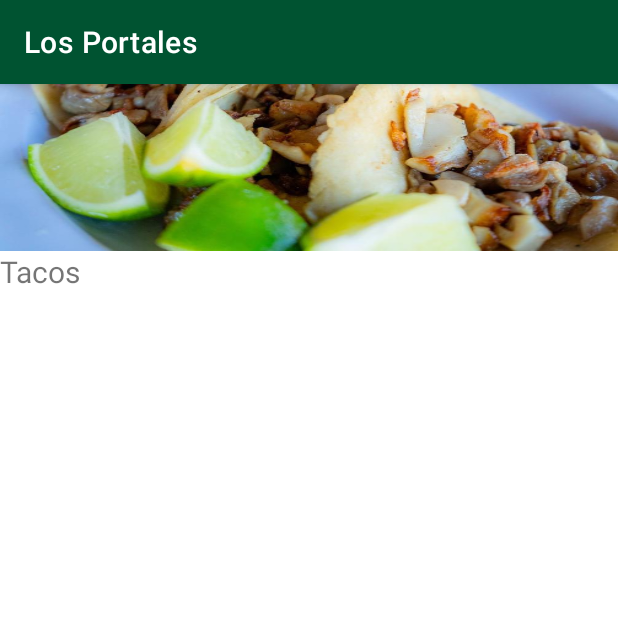
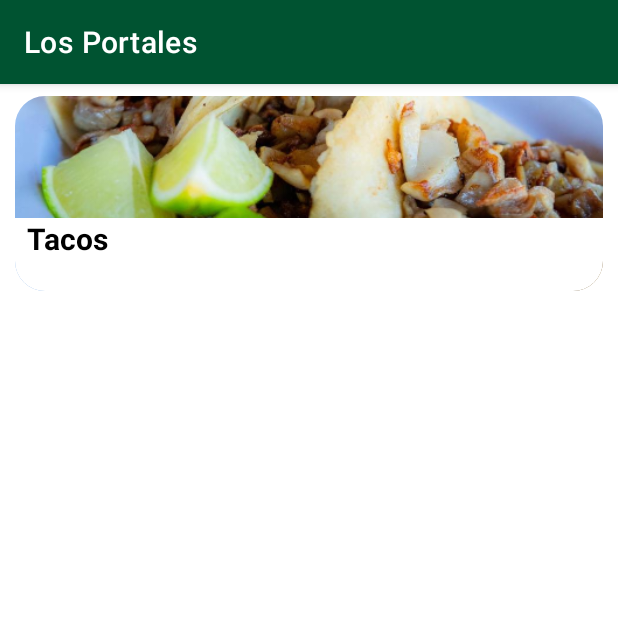
Before and after one commit to NoAndreaGF/ExamenU2_Equipo1, an Android app: the Categoria_view screen opened directly, with no data from a screen before it, on a phone screen of 412 x 824 dp, the top half of it. Run offline under Robolectric (Android 15) with nearby library versions, the phone set to English and light mode, and no system bars.

Commit message:
Actualización

```diff
--- a/app/src/main/java/equipo1/losportales/Categoria.kt
+++ b/app/src/main/java/equipo1/losportales/Categoria.kt
@@ -1,5 +1,5 @@
 package equipo1.losportales
 
-data class Categoria ( var nombre: Int,
+data class Categoria ( var nombre: String,
                        var imagen: Int,
-                       var descripcion: Int )
+                       var descripcion: String )
--- a/app/src/main/java/equipo1/losportales/MainActivity.kt
+++ b/app/src/main/java/equipo1/losportales/MainActivity.kt
@@ -3,16 +3,18 @@ package equipo1.losportales
 import android.content.Intent
 import androidx.appcompat.app.AppCompatActivity
 import android.os.Bundle
+import android.view.Window
 import android.widget.Button
 import androidx.appcompat.view.menu.MenuView
 
 class MainActivity : AppCompatActivity() {
     override fun onCreate(savedInstanceState: Bundle?) {
         super.onCreate(savedInstanceState)
+        supportRequestWindowFeature(Window.FEATURE_NO_TITLE)
         setContentView(R.layout.activity_main)
         var btn :Button = findViewById(R.id.botonE)
         btn.setOnClickListener{
-            var intent: Intent = Intent(this, ProductosActivity::class.java)
+            var intent: Intent = Intent(this, CategoriasActivity::class.java)
             startActivity(intent)
         }
     }
--- /dev/null
+++ b/app/src/main/res/drawable-ldpi/redondea.xml
@@ -0,0 +1,10 @@
+<selector xmlns:android="http://schemas.android.com/apk/res/android">
+    <item>
+        <shape android:shape="rectangle">
+            <solid android:color="@color/white"/>
+            <corners
+                android:bottomLeftRadius="20dp"
+                android:bottomRightRadius="20dp"/>
+        </shape>
+    </item>
+</selector>
--- a/app/src/main/res/layout/activity_categoria_view.xml
+++ b/app/src/main/res/layout/activity_categoria_view.xml
@@ -1,36 +1,50 @@
 <?xml version="1.0" encoding="utf-8"?>
-<LinearLayout xmlns:android="http://schemas.android.com/apk/res/android"
+<RelativeLayout xmlns:android="http://schemas.android.com/apk/res/android"
+    xmlns:app="http://schemas.android.com/apk/res-auto"
     android:layout_width="match_parent"
-    android:layout_height="match_parent"
-    android:orientation="vertical">
+    android:layout_height="wrap_content"
+    android:orientation="vertical"
+    android:paddingVertical="8dp"
+    android:paddingHorizontal="10dp">
 
-    <ImageView
+    <com.google.android.material.imageview.ShapeableImageView
         android:id="@+id/img_categoria"
         android:layout_width="match_parent"
         android:layout_height="wrap_content"
-        android:scaleType="fitXY"
-        android:src="@drawable/tacoscategoria" />
+        android:layout_centerInParent="true"
+        android:adjustViewBounds="true"
+        android:scaleType="fitCenter"
+        android:src="@drawable/tacoscategoria"
+        app:shapeAppearanceOverlay="@style/roundImage" />
 
     <LinearLayout
         android:layout_width="match_parent"
-        android:layout_height="0dp"
-        android:layout_weight="3"
-        android:orientation="vertical" >
+        android:layout_height="wrap_content"
+        android:layout_alignBottom="@+id/img_categoria"
+        android:background="@drawable/redondea"
+        android:backgroundTint="@color/white"
+        android:orientation="vertical">
 
         <TextView
             android:id="@+id/categoria_nombre"
             android:layout_width="match_parent"
             android:layout_height="wrap_content"
+            android:fontFamily="sans-serif"
+            android:gravity="bottom"
+            android:paddingLeft="8dp"
+            android:text="@string/tacos"
+            android:textColor="@color/black"
             android:textSize="20sp"
-            android:gravity="bottom"
-            android:text="@string/tacos" />
+            android:textStyle="bold" />
 
         <TextView
             android:id="@+id/categoria_desc"
             android:layout_width="match_parent"
             android:layout_height="wrap_content"
+            android:paddingLeft="8dp"
+            android:textSize="15sp"
+            android:fontFamily="sans-serif"
             android:text="@string/vacio" />
-
     </LinearLayout>
 
-</LinearLayout>
+</RelativeLayout>
--- a/app/src/main/res/values/colors.xml
+++ b/app/src/main/res/values/colors.xml
@@ -16,4 +16,5 @@
     <color name="verde1">#146E38</color>
     <color name="verde2">#005331</color>
     <color name="verde3">#00952A</color>
+    <color name="gris">#F2F2F2</color>
 </resources>
--- /dev/null
+++ b/app/src/main/res/values/styles.xml
@@ -0,0 +1,7 @@
+<?xml version="1.0" encoding="utf-8"?>
+<resources>
+    <style name="roundImage" parent="">
+        <item name="cornerSize">20dp</item>
+        <item name="cornerFamily">rounded</item>
+    </style>
+</resources>
```
Also changed, not shown: app/src/main/java/equipo1/losportales/CategoriasActivity.kt (+72 -0 lines), app/src/main/res/drawable/superior.xml (added, +10 -0 lines), app/src/main/res/layout/activity_categorias.xml (+38 -1 lines), app/src/main/res/layout/activity_main.xml (+5 -4 lines), app/src/main/res/values/strings.xml (+11 -2 lines), app/src/main/AndroidManifest.xml (line endings or trailing spaces).
